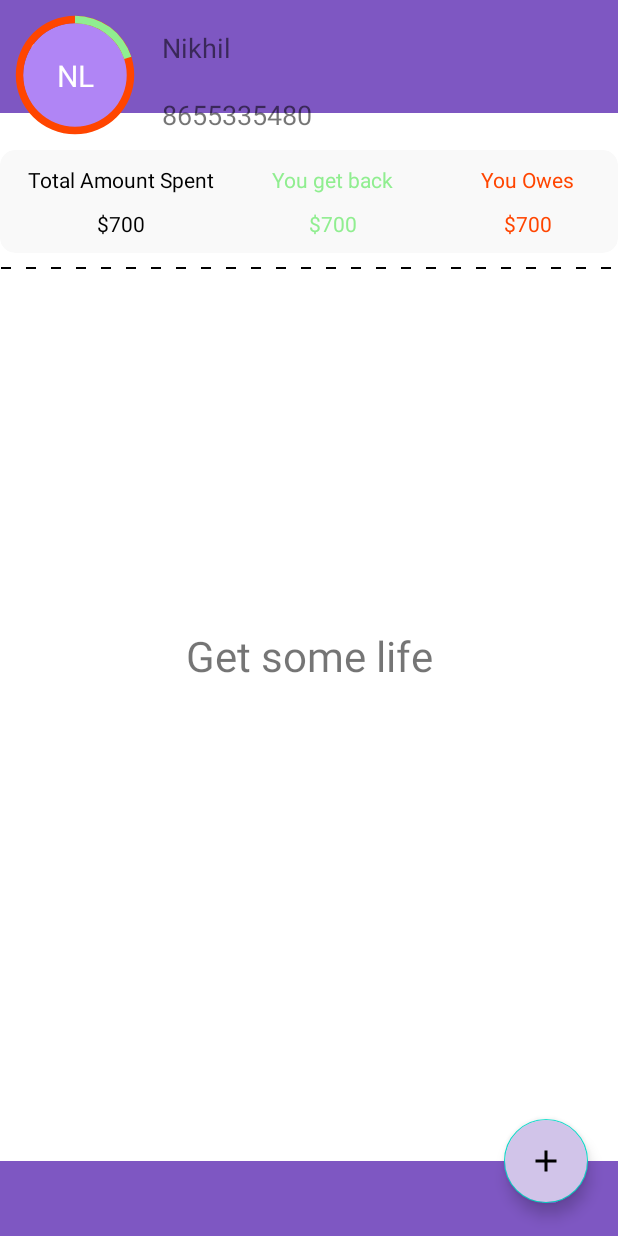
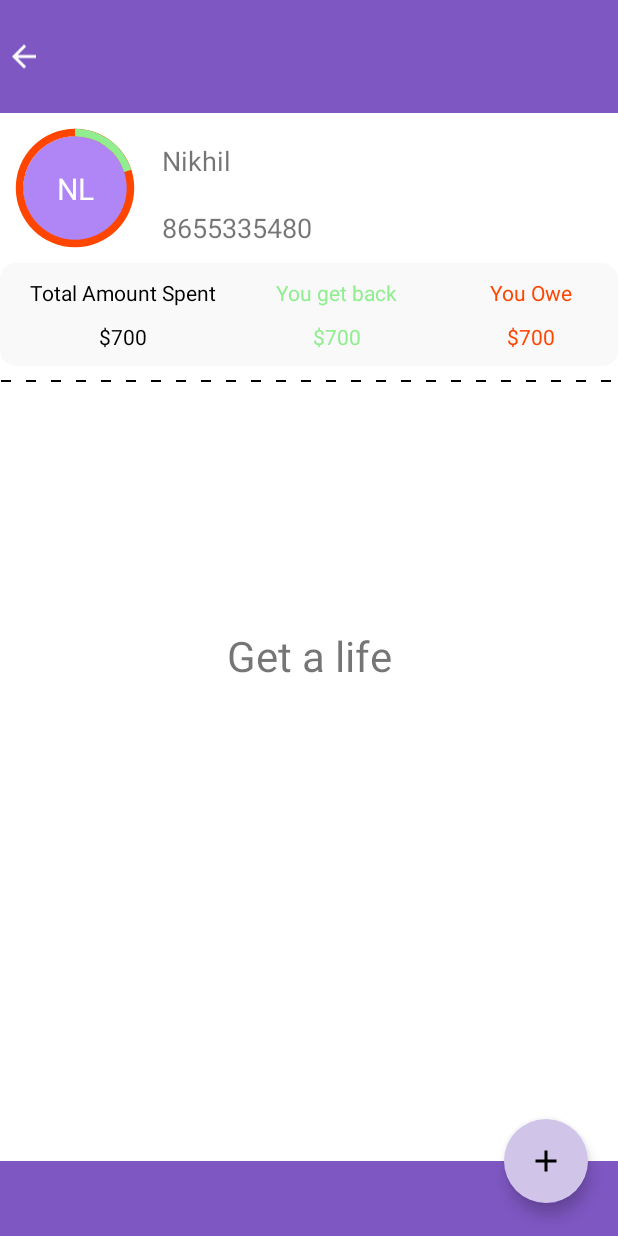
Before and after one commit to nikhil2297/TripWise, an Android app: the fragment PeopleDetailFragment placed in its activity, on a phone screen of 412 x 824 dp. Run offline under Robolectric (Android 15) with nearby library versions, the phone set to English and light mode, and no system bars; our stand-ins replace Room's generated code; 3 statements that could not run were skipped.

Commit message:
Text changes and layout overlapping fixed

```diff
--- a/app/src/main/res/layout/fragment_people.xml
+++ b/app/src/main/res/layout/fragment_people.xml
@@ -6,7 +6,7 @@
 
     <TextView
         android:id="@+id/tv_trip_name"
-        android:layout_width="match_parent"
+        android:layout_width="0dp"
         android:layout_height="wrap_content"
         android:background="@color/colorPrimary"
         android:padding="20dp"
@@ -23,6 +23,7 @@
         android:paddingStart="4dp"
         android:paddingEnd="4dp"
         android:src="@drawable/ic_arrow_back"
+        android:background="@color/colorPrimary"
         app:layout_constraintStart_toStartOf="parent"
         app:layout_constraintTop_toTopOf="@id/tv_trip_name"
         app:layout_constraintBottom_toBottomOf="@id/tv_trip_name"/>
--- a/app/src/main/res/layout/fragment_person_details.xml
+++ b/app/src/main/res/layout/fragment_person_details.xml
@@ -5,14 +5,38 @@
     android:layout_width="match_parent"
     android:layout_height="match_parent">
 
+    <TextView
+        android:id="@+id/tv_trip_name"
+        android:layout_width="0dp"
+        android:layout_height="wrap_content"
+        android:background="@color/colorPrimary"
+        android:padding="20dp"
+        android:textColor="@color/colorWhite"
+        android:textSize="26sp"
+        app:layout_constraintEnd_toEndOf="parent"
+        app:layout_constraintStart_toEndOf="@id/iv_back"
+        app:layout_constraintTop_toTopOf="parent" />
+
+    <ImageView
+        android:id="@+id/iv_back"
+        android:layout_width="wrap_content"
+        android:layout_height="0dp"
+        android:paddingStart="4dp"
+        android:paddingEnd="4dp"
+        android:src="@drawable/ic_arrow_back"
+        android:background="@color/colorPrimary"
+        app:layout_constraintStart_toStartOf="parent"
+        app:layout_constraintTop_toTopOf="@id/tv_trip_name"
+        app:layout_constraintBottom_toBottomOf="@id/tv_trip_name"/>
+
     <include
         android:id="@+id/include3"
+        layout="@layout/layout_people_item_small"
+        android:layout_width="match_parent"
         android:layout_height="wrap_content"
-        android:layout_width="match_parent"
-        layout="@layout/layout_people_item_small"
         app:layout_constraintEnd_toEndOf="parent"
         app:layout_constraintStart_toStartOf="parent"
-        app:layout_constraintTop_toTopOf="parent" />
+        app:layout_constraintTop_toBottomOf="@+id/tv_trip_name" />
 
     <View
         android:id="@+id/view2"
--- a/app/src/main/res/layout/fragment_trip.xml
+++ b/app/src/main/res/layout/fragment_trip.xml
@@ -32,9 +32,11 @@
         android:layout_width="wrap_content"
         android:layout_height="wrap_content"
         android:layout_marginEnd="20dp"
-        android:backgroundTint="@color/colorSecondary"
         android:clickable="true"
         android:focusable="true"
+        android:background="@color/colorSecondary"
+        android:backgroundTint="@color/colorSecondary"
+        app:borderWidth="0dp"
         android:src="@drawable/ic_add_black"
         app:layout_constraintBottom_toTopOf="@+id/view"
         app:layout_constraintEnd_toEndOf="parent"
--- a/app/src/main/res/layout/layout_amount_speration.xml
+++ b/app/src/main/res/layout/layout_amount_speration.xml
@@ -87,7 +87,7 @@
             android:layout_width="wrap_content"
             android:layout_height="wrap_content"
             android:padding="10dp"
-            android:text="You Owes"
+            android:text="You Owe"
             android:textColor="@color/colorAmountRed"
             app:layout_constraintEnd_toEndOf="parent"
             app:layout_constraintHorizontal_bias="0.5"
--- a/app/src/main/res/values/strings.xml
+++ b/app/src/main/res/values/strings.xml
@@ -7,7 +7,7 @@
     <string name="text_add_people">Add People</string>
     <string name="text_save">Save</string>
     <string name="text_canccel">Cancel</string>
-    <string name="text_empty_list">Get some life</string>
+    <string name="text_empty_list">Get a life</string>
     <string name="bill_name">Bill Name</string>
     <string name="date_fromat">DD MMM yyyy</string>
     <string name="time_optional_format">HH:mm (optional)</string>
```
Also changed, not shown: app/src/main/res/layout/fragment_bills.xml (+15 -3 lines).
